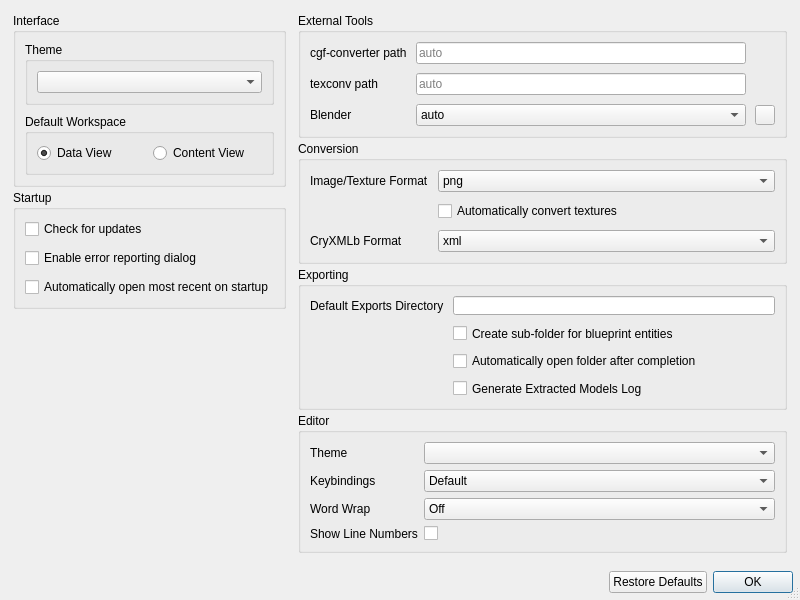
Qt form starfab/resources/ui/SettingsDialog.ui (summerkirakira/StarFabNeo) before a commit.
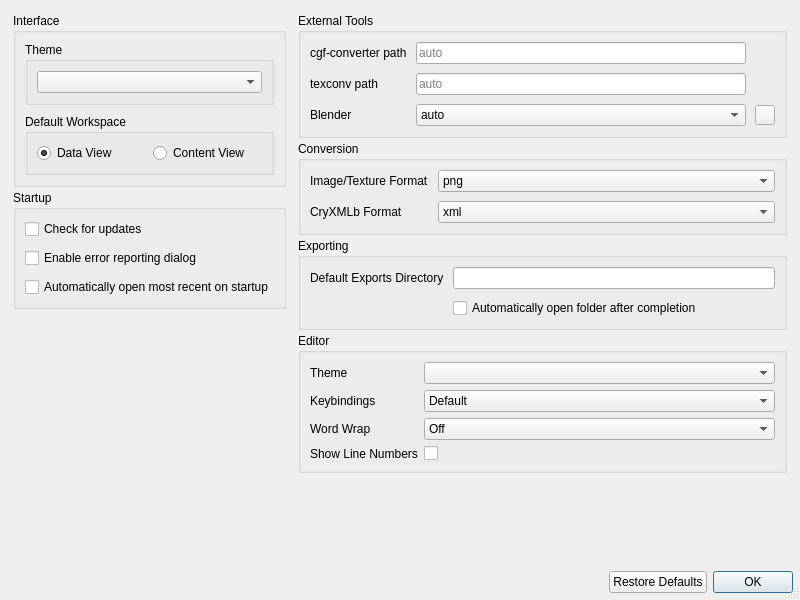
The same form after that commit.

Diff of the .ui file:
```diff
--- a/starfab/resources/ui/SettingsDialog.ui
+++ b/starfab/resources/ui/SettingsDialog.ui
@@ -392,36 +392,10 @@
             <property name="spacing">
              <number>9</number>
             </property>
-            <item row="2" column="1">
-             <widget class="QComboBox" name="cryxmlbFormat">
-              <property name="sizePolicy">
-               <sizepolicy hsizetype="Preferred" vsizetype="Fixed">
-                <horstretch>1</horstretch>
-                <verstretch>0</verstretch>
-               </sizepolicy>
-              </property>
-              <item>
-               <property name="text">
-                <string>xml</string>
-               </property>
-              </item>
-              <item>
-               <property name="text">
-                <string>json</string>
-               </property>
-              </item>
-             </widget>
-            </item>
-            <item row="0" column="0">
-             <widget class="QLabel" name="label_4">
-              <property name="sizePolicy">
-               <sizepolicy hsizetype="Preferred" vsizetype="Preferred">
-                <horstretch>0</horstretch>
-                <verstretch>0</verstretch>
-               </sizepolicy>
-              </property>
+            <item row="1" column="0">
+             <widget class="QLabel" name="cryxmlbFormatLabel">
               <property name="text">
-               <string>Image/Texture Format</string>
+               <string>CryXMLb Format</string>
               </property>
              </widget>
             </item>
@@ -451,22 +425,35 @@
              </widget>
             </item>
             <item row="1" column="1">
-             <widget class="QCheckBox" name="checkBox_12">
+             <widget class="QComboBox" name="opt_cryxmlbFmt">
               <property name="sizePolicy">
-               <sizepolicy hsizetype="Minimum" vsizetype="Fixed">
+               <sizepolicy hsizetype="Preferred" vsizetype="Fixed">
                 <horstretch>1</horstretch>
                 <verstretch>0</verstretch>
                </sizepolicy>
               </property>
-              <property name="text">
-               <string>Automatically convert textures</string>
-              </property>
+              <item>
+               <property name="text">
+                <string>xml</string>
+               </property>
+              </item>
+              <item>
+               <property name="text">
+                <string>json</string>
+               </property>
+              </item>
              </widget>
             </item>
-            <item row="2" column="0">
-             <widget class="QLabel" name="cryxmlbFormatLabel">
+            <item row="0" column="0">
+             <widget class="QLabel" name="label_4">
+              <property name="sizePolicy">
+               <sizepolicy hsizetype="Preferred" vsizetype="Preferred">
+                <horstretch>0</horstretch>
+                <verstretch>0</verstretch>
+               </sizepolicy>
+              </property>
               <property name="text">
-               <string>CryXMLb Format</string>
+               <string>Image/Texture Format</string>
               </property>
              </widget>
             </item>
@@ -482,10 +469,13 @@
             <property name="spacing">
              <number>9</number>
             </property>
-            <item row="2" column="1">
-             <widget class="QCheckBox" name="checkBox_8">
-              <property name="text">
-               <string>Create sub-folder for blueprint entities</string>
+            <item row="0" column="1">
+             <widget class="QLineEdit" name="opt_Exports_Directory">
+              <property name="sizePolicy">
+               <sizepolicy hsizetype="Expanding" vsizetype="Fixed">
+                <horstretch>0</horstretch>
+                <verstretch>0</verstretch>
+               </sizepolicy>
               </property>
              </widget>
             </item>
@@ -496,30 +486,13 @@
               </property>
              </widget>
             </item>
-            <item row="0" column="1">
-             <widget class="QLineEdit" name="lineEdit_Exports_Directory">
-              <property name="sizePolicy">
-               <sizepolicy hsizetype="Expanding" vsizetype="Fixed">
-                <horstretch>0</horstretch>
-                <verstretch>0</verstretch>
-               </sizepolicy>
-              </property>
-             </widget>
-            </item>
-            <item row="3" column="1">
-             <widget class="QCheckBox" name="checkBox_9">
+            <item row="2" column="1">
+             <widget class="QCheckBox" name="opt_autoOpenExportFolder">
               <property name="text">
                <string>Automatically open folder after completion</string>
               </property>
              </widget>
             </item>
-            <item row="4" column="1">
-             <widget class="QCheckBox" name="checkBox_10">
-              <property name="text">
-               <string>Generate Extracted Models Log</string>
-              </property>
-             </widget>
-            </item>
            </layout>
           </widget>
          </item>
```
